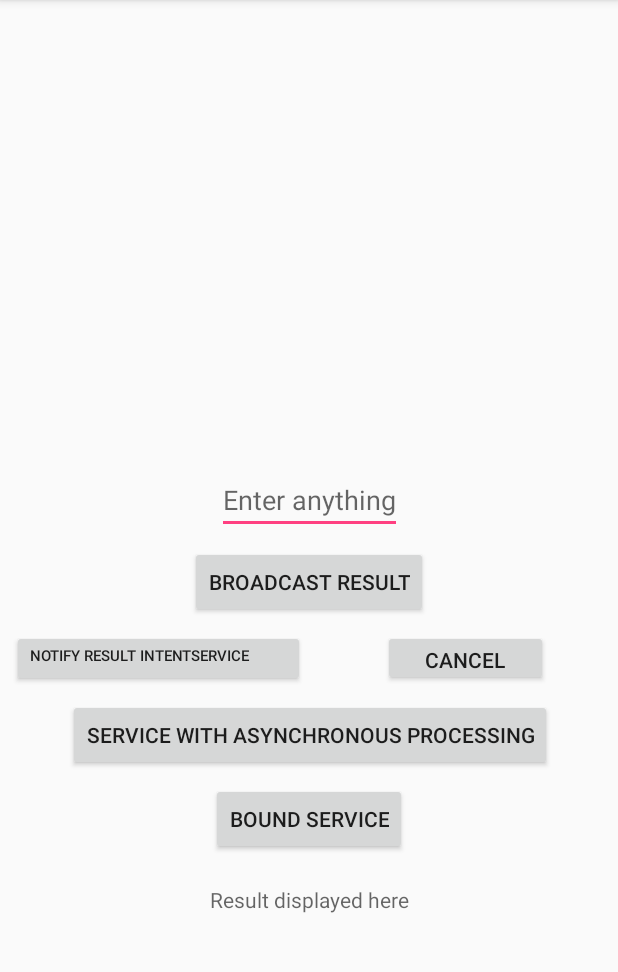
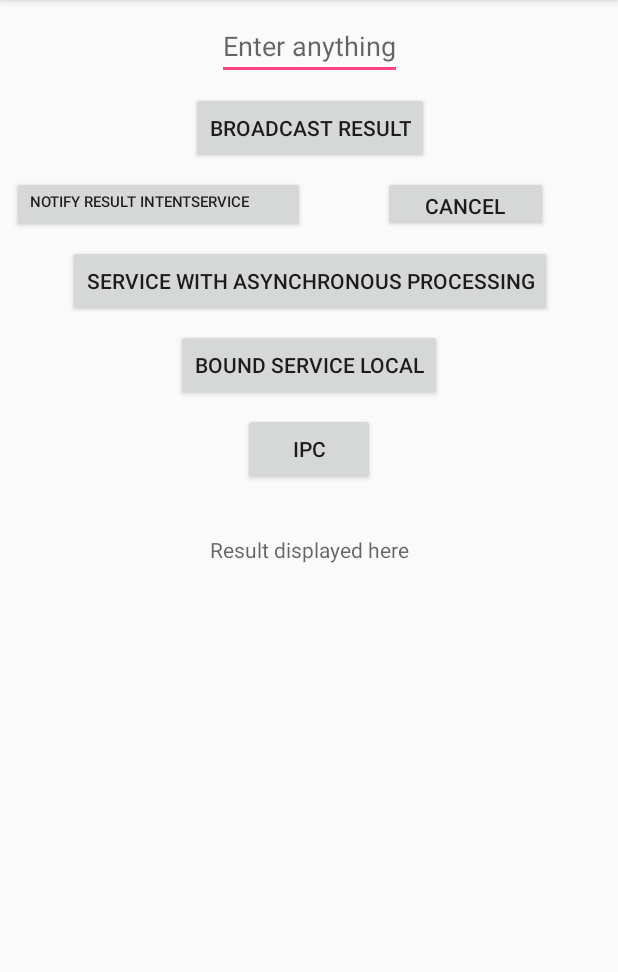
Before and after one commit to KingKongCoderr/Android-Services, an Android app: the screen it shows after launch (MainActivity), on a phone screen of 412 x 824 dp, the part 84-1056 px from its top. Run offline under Robolectric (Android 15) with nearby library versions, the phone set to English and light mode, and no system bars; 1 statement that could not run was skipped.

Commit message:
Added Bound service with IPC using Messenger

```diff
--- a/app/src/main/AndroidManifest.xml
+++ b/app/src/main/AndroidManifest.xml
@@ -24,6 +24,10 @@
 
         <service android:name=".BoundService"
             android:description="@string/boundservice_description"/>
+        <service android:name=".MessengerIpc"
+            android:process=":messengerprc"
+            android:description="@string/ipc_description"/>
+
     </application>
 
 </manifest>
--- a/app/src/main/java/com/example/ntankasala/services/MainActivity.java
+++ b/app/src/main/java/com/example/ntankasala/services/MainActivity.java
@@ -8,7 +8,13 @@ import android.content.ServiceConnection;
 import android.content.SharedPreferences;
 import android.net.wifi.WifiManager;
 import android.os.BatteryManager;
+import android.os.Handler;
+import android.os.HandlerThread;
 import android.os.IBinder;
+import android.os.Looper;
+import android.os.Message;
+import android.os.Messenger;
+import android.os.RemoteException;
 import android.support.v7.app.AppCompatActivity;
 import android.os.Bundle;
 import android.view.View;
@@ -16,22 +22,33 @@ import android.widget.Button;
 import android.widget.EditText;
 import android.widget.TextView;
 import android.widget.Toast;
+
 import com.example.ntankasala.services.BoundService.LocalBinder;
 import com.example.ntankasala.services.BoundService;
 
-public class MainActivity extends AppCompatActivity  {
+public class MainActivity extends AppCompatActivity {
 
-    Button mbroadcastIntent, mnotifyResult, mcancelService, mboundService;
+    Button mbroadcastIntent, mnotifyResult, mcancelService, mboundService, mipc_bt;
     TextView mresult_tv;
     EditText mraw_et;
     DownloadReceiver mdownloadReceiver;
     SystemBroadcastReceiver msystemBroadcastReceiver;
-    Intent service_intent, service_intent1, boundIntent;
+    Intent service_intent, service_intent1, boundIntent, ipc_intent;
 
     SharedPreferences msharedpreferences;
     SharedPreferences.Editor mpreferenceEditor;
 
     int notification_id = 2;
+
+    //for sending tasks to service
+    Messenger serviceMessenger = null;
+    boolean isIpcBound = false;
+
+    //for getting response from service
+    Messenger clientMessenger = null;
+
+    HandlerThread clientThread= new HandlerThread("clientThread");
+
 
     BoundService boundService;
     boolean isBound = false;
@@ -44,12 +61,52 @@ public class MainActivity extends AppCompatActivity  {
             boundService = mBinder.getService();
             isBound = true;
         }
-
         @Override
         public void onServiceDisconnected(ComponentName componentName) {
             isBound = false;
         }
     };
+
+    private ServiceConnection ipcServiceConnection = new ServiceConnection() {
+        @Override
+        public void onServiceConnected(ComponentName name, IBinder service) {
+            clientThread.start();
+            serviceMessenger = new Messenger(service);
+            clientMessenger = new Messenger(new ClientHandler(clientThread.getLooper()));
+            isIpcBound = true;
+        }
+
+        @Override
+        public void onServiceDisconnected(ComponentName name) {
+            serviceMessenger = null;
+            isIpcBound = false;
+        }
+    };
+
+    public class ClientHandler extends Handler{
+
+        public ClientHandler(Looper looper) {
+            super(looper);
+        }
+
+        @Override
+        public void handleMessage(Message msg) {
+            switch (msg.what){
+                case MessengerIpc.SEND_RESPONSE:
+                    final String ipc_response = msg.getData().getString("responseipc","No Response");
+                    runOnUiThread(new Runnable() {
+                        @Override
+                        public void run() {
+                            mresult_tv.setText(ipc_response);
+                        }
+                    });
+                    break;
+                default:
+                    super.handleMessage(msg);
+            }
+
+        }
+    }
 
 
     @Override
@@ -61,14 +118,17 @@ public class MainActivity extends AppCompatActivity  {
         boundIntent = new Intent(this, BoundService.class);
         service_intent = new Intent(this, DownloadService.class);
         service_intent1 = new Intent(this, AsynchronousService.class);
+        ipc_intent = new Intent(this, MessengerIpc.class);
         mnotifyResult = (Button) findViewById(R.id.notify_bt);
         mresult_tv = (TextView) findViewById(R.id.result_tv);
+        mipc_bt = (Button)findViewById(R.id.ipc_bt);
         mbroadcastIntent = (Button) findViewById(R.id.download_bt);
         mcancelService = (Button) findViewById(R.id.cancelservice_bt);
         mboundService = (Button) findViewById(R.id.boundservice_bt);
         mraw_et = (EditText) findViewById(R.id.raw_et);
 
     }
+
 
     @Override
     protected void onStart() {
@@ -84,6 +144,9 @@ public class MainActivity extends AppCompatActivity  {
         //bind boundservice
         bindService(boundIntent, serviceConnection, BIND_AUTO_CREATE);
 
+        //bind IPC service
+        bindService(ipc_intent, ipcServiceConnection, BIND_AUTO_CREATE);
+
     }
 
     @Override
@@ -94,10 +157,16 @@ public class MainActivity extends AppCompatActivity  {
         unregisterReceiver(msystemBroadcastReceiver);
 
         //unbind boundservice
-        if(isBound){
+        if (isBound) {
             unbindService(serviceConnection);
             isBound = false;
         }
+
+        if(isIpcBound){
+            unbindService(ipcServiceConnection);
+            isIpcBound =false;
+        }
+
     }
 
 
@@ -121,10 +190,32 @@ public class MainActivity extends AppCompatActivity  {
                 stopService(service_intent);
                 break;
             case R.id.boundservice_bt:
-                //start bound service using startservice(intent) to get events to onStartCommand
-                startService(boundIntent);
+
+                //able to use service methods through iBinder object returned in serviceConnection Interfaces onconnected method
+                if (isBound) {
+                    mresult_tv.setText(boundService.convertUpper(raw_text));
+                }
+
+               /* //start bound service using startservice(intent) to get events to onStartCommand
+                startService(boundIntent);*/
 
                 break;
+            case R.id.ipc_bt:
+
+                if(isIpcBound){
+                    Message msg = Message.obtain(null, MessengerIpc.CONVERT_TO_UPPERCASE, 0, 0);
+                    msg.replyTo = clientMessenger;
+                    Bundle b =new Bundle();
+                    b.putString("raw", raw_text);
+                    msg.setData(b);
+                    try {
+                        serviceMessenger.send(msg);
+                    } catch (RemoteException e) {
+                        e.printStackTrace();
+                    }
+                }
+                break;
+
 
         }
     }
@@ -134,12 +225,12 @@ public class MainActivity extends AppCompatActivity  {
         startService(service_intent);
     }
 
-    private void startserviceTask1(String raw_text){
+    private void startserviceTask1(String raw_text) {
 
         notification_id = msharedpreferences.getInt("notificationid", 2);
         service_intent1.putExtra("raw", raw_text);
         service_intent1.putExtra("notificationid", notification_id);
-        mpreferenceEditor.putInt("notificationid", notification_id+1);
+        mpreferenceEditor.putInt("notificationid", notification_id + 1);
         mpreferenceEditor.commit();
         startService(service_intent1);
 
--- a/app/src/main/res/layout/activity_main.xml
+++ b/app/src/main/res/layout/activity_main.xml
@@ -10,12 +10,13 @@
         android:layout_height="wrap_content"
         android:id="@+id/raw_et"
         android:hint="Enter anything"
-        android:layout_marginBottom="8dp"
-        app:layout_constraintBottom_toTopOf="@+id/download_bt"
         android:layout_marginLeft="8dp"
         app:layout_constraintLeft_toLeftOf="parent"
         android:layout_marginRight="8dp"
-        app:layout_constraintRight_toRightOf="parent" />
+        app:layout_constraintRight_toRightOf="parent"
+        app:layout_constraintTop_toTopOf="parent"
+        android:layout_marginTop="8dp"
+        app:layout_constraintHorizontal_bias="0.502" />
 
     <Button
         android:layout_width="wrap_content"
@@ -23,15 +24,13 @@
         android:id="@+id/download_bt"
         android:text="Broadcast Result"
         android:onClick="buttonClick"
-        app:layout_constraintTop_toTopOf="parent"
-        android:layout_marginTop="16dp"
         android:layout_marginLeft="8dp"
         app:layout_constraintLeft_toLeftOf="parent"
         android:layout_marginRight="8dp"
         app:layout_constraintRight_toRightOf="parent"
-        app:layout_constraintHorizontal_bias="0.501"
-        app:layout_constraintBottom_toBottomOf="parent"
-        android:layout_marginBottom="8dp" />
+        app:layout_constraintHorizontal_bias="0.504"
+        android:layout_marginTop="8dp"
+        app:layout_constraintTop_toBottomOf="@+id/raw_et" />
 
     <Button
         android:layout_width="195dp"
@@ -41,10 +40,10 @@
         android:gravity="left"
         android:text="Notify Result IntentService"
         android:textSize="10sp"
+        android:layout_marginLeft="8dp"
+        app:layout_constraintLeft_toLeftOf="parent"
         android:layout_marginTop="8dp"
-        app:layout_constraintTop_toBottomOf="@+id/download_bt"
-        android:layout_marginLeft="8dp"
-        app:layout_constraintLeft_toLeftOf="parent" />
+        app:layout_constraintTop_toBottomOf="@+id/download_bt" />
 
     <Button
         android:id="@+id/cancelservice_bt"
@@ -84,14 +83,14 @@
         android:layout_marginRight="8dp"
         app:layout_constraintRight_toRightOf="parent"
         app:layout_constraintHorizontal_bias="0.502"
-        android:layout_marginTop="76dp"
-        app:layout_constraintTop_toBottomOf="@+id/notify2_bt" />
+        android:layout_marginTop="33dp"
+        app:layout_constraintTop_toBottomOf="@+id/ipc_bt" />
 
     <Button
         android:id="@+id/boundservice_bt"
         android:layout_width="wrap_content"
         android:layout_height="wrap_content"
-        android:text="Bound Service"
+        android:text="Bound Service Local"
         android:onClick="buttonClick"
         android:layout_marginTop="8dp"
         app:layout_constraintTop_toBottomOf="@+id/notify2_bt"
@@ -100,4 +99,17 @@
         android:layout_marginRight="8dp"
         app:layout_constraintRight_toRightOf="parent" />
 
+    <Button
+        android:id="@+id/ipc_bt"
+        android:layout_width="wrap_content"
+        android:layout_height="wrap_content"
+        android:layout_marginLeft="8dp"
+        android:layout_marginRight="8dp"
+        android:layout_marginTop="8dp"
+        android:text="IPC"
+        android:onClick="buttonClick"
+        app:layout_constraintLeft_toLeftOf="parent"
+        app:layout_constraintRight_toRightOf="parent"
+        app:layout_constraintTop_toBottomOf="@+id/boundservice_bt" />
+
 </android.support.constraint.ConstraintLayout>
--- a/app/src/main/res/values/strings.xml
+++ b/app/src/main/res/values/strings.xml
@@ -3,4 +3,5 @@
     <string name="service_description">Downloads certain data in background no need to remove it</string>
     <string name="service1_description">Service 1 extends Service class</string>
     <string name="boundservice_description">Bound service connecting client and service through IBinder Interface</string>
+    <string name="ipc_description">Messenger used to perform IPC </string>
 </resources>
```
Also changed, not shown: app/src/main/java/com/example/ntankasala/services/BoundService.java (+7 -0 lines), app/src/main/java/com/example/ntankasala/services/MessengerIpc.java (added, +67 -0 lines).
